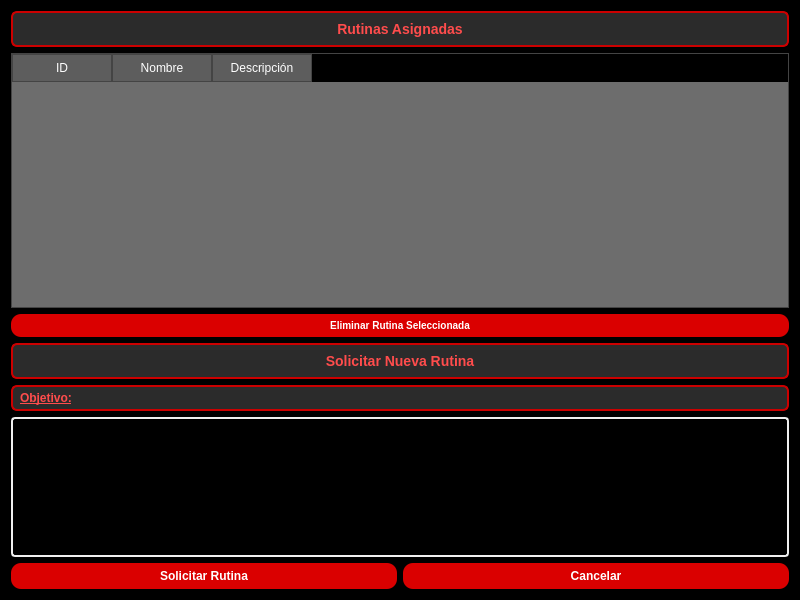
The window that src/vista/ui/SolicitarRutina.ui (OscaarMG/campasgym) describes before a commit, drawn with Qt 5.
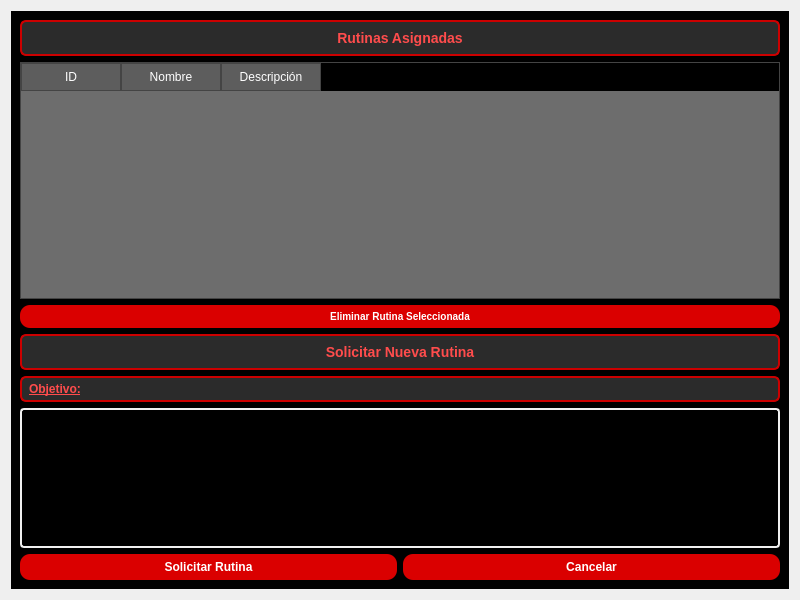
The same window after the commit.

```diff
--- a/src/vista/ui/SolicitarRutina.ui
+++ b/src/vista/ui/SolicitarRutina.ui
@@ -19,11 +19,16 @@
   <property name="windowTitle">
    <string>Mis Rutinas</string>
   </property>
-  <property name="styleSheet">
-   <string notr="true">background-color:#000000;</string>
-  </property>
   <layout class="QVBoxLayout" name="mainLayout">
    <item>
+    <widget class="QFrame" name="frameFondo">
+     <property name="styleSheet">
+      <string notr="true">QFrame {
+    background-color: #000000;
+}</string>
+     </property>
+     <layout class="QVBoxLayout" name="frameLayout">
+      <item>
     <widget class="QLabel" name="labelRutinas">
      <property name="styleSheet">
       <string notr="true">QLabel {
@@ -63,82 +68,58 @@
       <string notr="true">QTableWidget {
     background-color: #6d6d6d;
     color: white;
-    gridline-color: #888888; 
+    gridline-color: #888888;
     border: 1px solid #444444;
 }
-
 QTableWidget::item {
     background-color: #7d7d7d;
     border: 1px solid #555555;
     padding: 4px;
 }
-
-QTableWidget {
-    background-color: #6d6d6d;
-    color: white;
-    gridline-color: #888888; /* color del borde entre celdas */
-    border: 1px solid #444444;
-}
-
-QTableWidget::item {
-    background-color: #7d7d7d;
-    border: 1px solid #555555;
-    padding: 4px;
-}
-
 QHeaderView::section {
     background-color: #5d5d5d;
     color: white;
     border: 1px solid #444444;
     padding: 4px;
 }
-
 QTableCornerButton::section {
     background-color: #6d6d6d;
     border: 1px solid #555555;
 }
-
-
 QScrollBar:vertical {
-    background: #5d5d5d;  /* Fondo liso, sin textura */
+    background: #5d5d5d;
     width: 12px;
     margin: 0px;
     border: none;
 }
-
 QScrollBar::handle:vertical {
-    background: #888888;  /* Parte que se arrastra */
+    background: #888888;
     min-height: 20px;
     border-radius: 4px;
 }
-
 QScrollBar::add-line:vertical,
 QScrollBar::sub-line:vertical {
     height: 0px;
     background: none;
     border: none;
 }
-
 QScrollBar:horizontal {
     background: #5d5d5d;
     height: 12px;
     margin: 0px;
     border: none;
 }
-
 QScrollBar::handle:horizontal {
     background: #888888;
     min-width: 20px;
     border-radius: 4px;
 }
-
 QScrollBar::add-line:horizontal,
 QScrollBar::sub-line:horizontal {
     width: 0px;
     background: none;
     border: none;
 }
-
 QTableWidget QLineEdit {
     background-color: #5d5d5d;
     color: white;
@@ -214,33 +195,15 @@
    </item>
    <item>
     <widget class="QLabel" name="labelObjetivo">
-     <property name="enabled">
-      <bool>true</bool>
-     </property>
-     <property name="minimumSize">
-      <size>
-       <width>0</width>
-       <height>0</height>
-      </size>
-     </property>
-     <property name="maximumSize">
-      <size>
-       <width>1000</width>
-       <height>16777215</height>
-      </size>
-     </property>
      <property name="styleSheet">
       <string notr="true">QLabel {
-    background-color: #2b2b2b;     
-    color: #ff4c4c;              
-    border: 2px solid #cc0000;     
+    background-color: #2b2b2b;
+    color: #ff4c4c;
+    border: 2px solid #cc0000;
     padding: 4px;
     font-size: 12px;
     font-weight: bold;
     border-radius: 6px;
-}
-
-QLabel {
     text-decoration: underline;
 }</string>
      </property>
@@ -251,12 +214,6 @@
    </item>
    <item>
     <widget class="QTextEdit" name="inputObjetivo">
-     <property name="minimumSize">
-      <size>
-       <width>0</width>
-       <height>0</height>
-      </size>
-     </property>
      <property name="maximumSize">
       <size>
        <width>16777215</width>
@@ -270,15 +227,7 @@
     color: #f0f0f0;
     padding: 4px;
     border-radius: 4px;
-}
-</string>
-     </property>
-     <property name="html">
-      <string>&lt;!DOCTYPE HTML PUBLIC &quot;-//W3C//DTD HTML 4.0//EN&quot; &quot;http://www.w3.org/TR/REC-html40/strict.dtd&quot;&gt;
-&lt;html&gt;&lt;head&gt;&lt;meta name=&quot;qrichtext&quot; content=&quot;1&quot; /&gt;&lt;style type=&quot;text/css&quot;&gt;
-p, li { white-space: pre-wrap; }
-&lt;/style&gt;&lt;/head&gt;&lt;body style=&quot; font-family:'MS Shell Dlg 2'; font-size:7.8pt; font-weight:400; font-style:normal;&quot;&gt;
-&lt;p style=&quot;-qt-paragraph-type:empty; margin-top:0px; margin-bottom:0px; margin-left:0px; margin-right:0px; -qt-block-indent:0; text-indent:0px; font-size:8pt;&quot;&gt;&lt;br /&gt;&lt;/p&gt;&lt;/body&gt;&lt;/html&gt;</string>
+}</string>
      </property>
     </widget>
    </item>
@@ -327,6 +276,9 @@
       </widget>
      </item>
     </layout>
+      </item>
+     </layout>
+    </widget>
    </item>
   </layout>
  </widget>
```
Left out of the diff: 21 changed lines with no effect on the pictures. Lines whose indentation alone changed are shown as unchanged.
